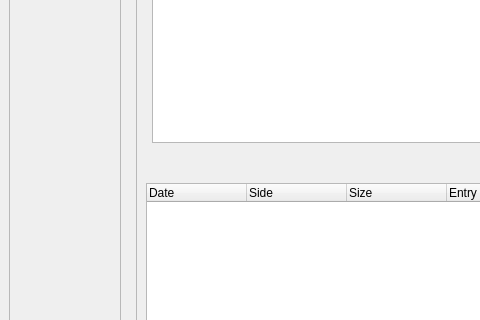
Qt form ui/main_window.ui (leopini-rp/TradingJournal) before a commit; both pictures show x 0 to 480 and y 132 to 452 of the 1050 by 591 pixel window.
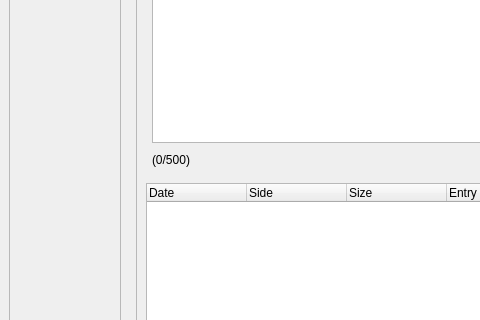
The same form after that commit.

The edit to the form file:
```diff
--- a/ui/main_window.ui
+++ b/ui/main_window.ui
@@ -732,6 +732,19 @@
                </property>
               </widget>
              </item>
+             <item row="6" column="0">
+              <widget class="QLabel" name="label">
+               <property name="text">
+                <string>(0/500)</string>
+               </property>
+               <property name="alignment">
+                <set>Qt::AlignmentFlag::AlignLeading|Qt::AlignmentFlag::AlignLeft|Qt::AlignmentFlag::AlignVCenter</set>
+               </property>
+               <property name="margin">
+                <number>6</number>
+               </property>
+              </widget>
+             </item>
             </layout>
            </item>
            <item row="3" column="0">
```
